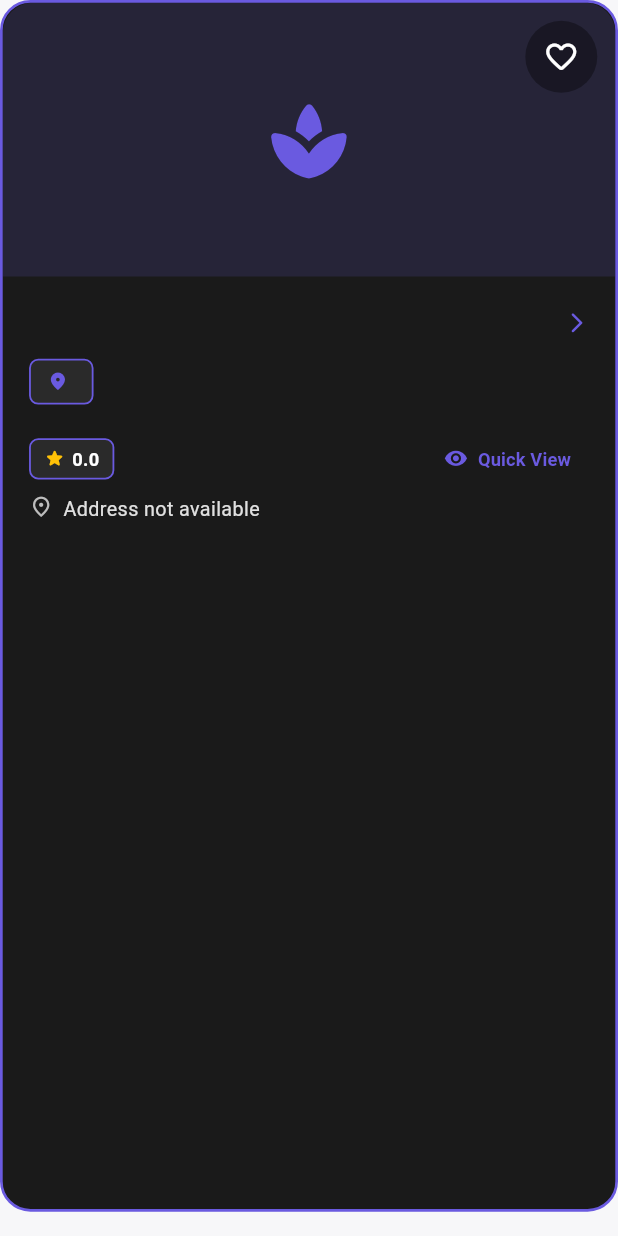
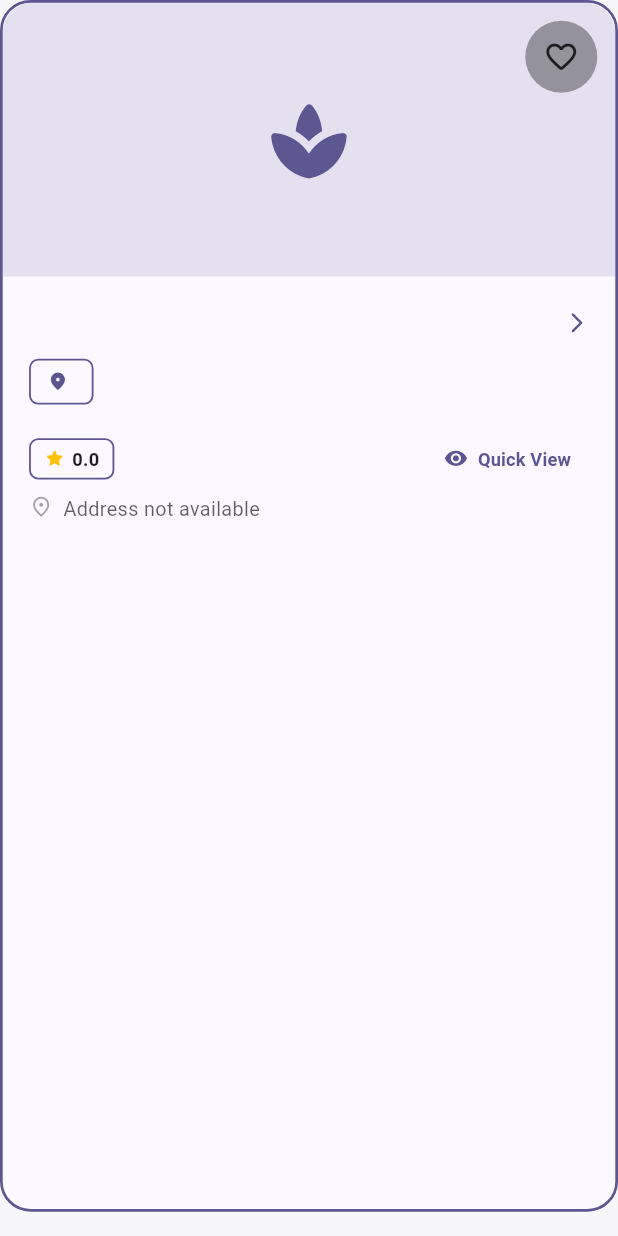
Before and after one commit to avrsoftdev/bookmyspa, a Flutter app: the SpaCard widget shown alone on an empty page, opened directly with empty values, on a phone screen of 412 x 824 dp. Run offline on Flutter 3.47's test engine with Material 3 defaults, Android fonts, the phone set to English and light mode, and no system bars; our stand-ins replace cloud_firestore, equatable, firebase_auth, firebase_core, firebase_storage, flutter_bloc and 7 more; missing offline and left inert: firebase_app_check; accounts and stored records are empty; network calls fail.

Commit message:
Fixed Theme inconsistent issue

```diff
--- a/lib/src/features/spa_browse/presentation/pages/category_spa_list_page.dart
+++ b/lib/src/features/spa_browse/presentation/pages/category_spa_list_page.dart
@@ -23,17 +23,17 @@ class CategorySpaListPage extends StatelessWidget {
     final useCase = sl.get<StreamSpasByCategoryUseCase>();
 
     return Scaffold(
-      backgroundColor: const Color(0xFF0F0F0F),
+      backgroundColor: Theme.of(context).colorScheme.background,
       appBar: AppBar(
         title: Text(
           category,
           style: TextStyle(
             fontWeight: FontWeight.w600,
             fontSize: 20.sp,
-            color: Colors.white,
+            color: Theme.of(context).colorScheme.onPrimary,
           ),
         ),
-        backgroundColor: AppColors.primary,
+        backgroundColor: Theme.of(context).colorScheme.primary,
         elevation: 0,
         centerTitle: true,
       ),
@@ -46,13 +46,13 @@ class CategorySpaListPage extends StatelessWidget {
                 mainAxisAlignment: MainAxisAlignment.center,
                 children: [
                   CircularProgressIndicator(
-                    color: Colors.deepPurple,
+                    color: Theme.of(context).colorScheme.primary,
                     strokeWidth: 3,
                   ),
                   SizedBox(height: 16.h),
                   Text(
                     'Loading spas...',
-                    style: TextStyle(color: Colors.grey[600], fontSize: 14.sp),
+                    style: TextStyle(color: Theme.of(context).colorScheme.onSurface.withOpacity(0.6), fontSize: 14.sp),
                   ),
                 ],
               ),
@@ -74,7 +74,7 @@ class CategorySpaListPage extends StatelessWidget {
                     style: TextStyle(
                       fontSize: 16.sp,
                       fontWeight: FontWeight.w600,
-                      color: Colors.black87,
+                      color: Theme.of(context).colorScheme.onSurface,
                     ),
                   ),
                   SizedBox(height: 8.h),
@@ -85,7 +85,7 @@ class CategorySpaListPage extends StatelessWidget {
                       textAlign: TextAlign.center,
                       style: TextStyle(
                         fontSize: 13.sp,
-                        color: Colors.grey[600],
+                        color: Theme.of(context).colorScheme.onSurface.withOpacity(0.6),
                       ),
                     ),
                   ),
@@ -118,13 +118,13 @@ class CategorySpaListPage extends StatelessWidget {
                     style: TextStyle(
                       fontSize: 18.sp,
                       fontWeight: FontWeight.w600,
-                      color: Colors.black87,
+                      color: Theme.of(context).colorScheme.onSurface,
                     ),
                   ),
                   SizedBox(height: 8.h),
                   Text(
                     'No spas available in $category category',
-                    style: TextStyle(fontSize: 14.sp, color: Colors.grey[600]),
+                    style: TextStyle(fontSize: 14.sp, color: Theme.of(context).colorScheme.onSurface.withOpacity(0.6)),
                   ),
                 ],
               ),
@@ -137,7 +137,7 @@ class CategorySpaListPage extends StatelessWidget {
                 width: double.infinity,
                 padding: EdgeInsets.fromLTRB(20.w, 16.h, 20.w, 12.h),
                 decoration: BoxDecoration(
-                  color: Colors.deepPurple,
+                  color: Theme.of(context).colorScheme.primary,
                   borderRadius: BorderRadius.only(
                     bottomLeft: Radius.circular(24.r),
                     bottomRight: Radius.circular(24.r),
@@ -148,7 +148,7 @@ class CategorySpaListPage extends StatelessWidget {
                   style: TextStyle(
                     fontSize: 14.sp,
                     fontWeight: FontWeight.w500,
-                    color: Colors.white.withOpacity(0.9),
+                    color: Theme.of(context).colorScheme.onPrimary.withOpacity(0.9),
                   ),
                 ),
               ),
@@ -229,11 +229,11 @@ class _SpaCardState extends State<SpaCard> with SingleTickerProviderStateMixin {
         child: Container(
           margin: EdgeInsets.only(bottom: 16.h),
           decoration: BoxDecoration(
-            color: const Color(0xFF1A1A1A), // DARK CARD BACKGROUND
+            color: Theme.of(context).colorScheme.surface,
             borderRadius: BorderRadius.circular(20.r),
 
             // PRIMARY OUTLINE
-            border: Border.all(color: AppColors.primary, width: 1.8),
+            border: Border.all(color: Theme.of(context).colorScheme.primary, width: 1.8),
           ),
           child: InkWell(
             borderRadius: BorderRadius.circular(20.r),
@@ -266,12 +266,12 @@ class _SpaCardState extends State<SpaCard> with SingleTickerProviderStateMixin {
                             )
                           : Container(
                               height: 180.h,
-                              color: AppColors.primary.withOpacity(0.15),
+                              color: Theme.of(context).colorScheme.primary.withOpacity(0.15),
                               alignment: Alignment.center,
                               child: Icon(
                                 Icons.spa_rounded,
                                 size: 60.sp,
-                                color: AppColors.primary,
+                                color: Theme.of(context).colorScheme.primary,
                               ),
                             ),
                     ),
@@ -290,7 +290,7 @@ class _SpaCardState extends State<SpaCard> with SingleTickerProviderStateMixin {
                                 isFav
                                     ? Icons.favorite_rounded
                                     : Icons.favorite_border_rounded,
-                                color: isFav ? AppColors.primary : Colors.white,
+                                color: isFav ? Theme.of(context).colorScheme.primary : Theme.of(context).colorScheme.onSurface,
                               ),
                               onPressed: () async {
                                 try {
@@ -331,14 +331,14 @@ class _SpaCardState extends State<SpaCard> with SingleTickerProviderStateMixin {
                               style: TextStyle(
                                 fontSize: 18.sp,
                                 fontWeight: FontWeight.w700,
-                                color: Colors.white, // WHITE TEXT
+                                color: Theme.of(context).colorScheme.onSurface,
                               ),
                             ),
                           ),
                           Icon(
                             Icons.arrow_forward_ios_rounded,
                             size: 16.sp,
-                            color: AppColors.primary,
+                            color: Theme.of(context).colorScheme.primary,
                           ),
                         ],
                       ),
@@ -352,10 +352,10 @@ class _SpaCardState extends State<SpaCard> with SingleTickerProviderStateMixin {
                           vertical: 5.h,
                         ),
                         decoration: BoxDecoration(
-                          color: const Color(0xFF2A2A2A),
+                          color: Theme.of(context).colorScheme.surface,
                           borderRadius: BorderRadius.circular(6.r),
                           border: Border.all(
-                            color: AppColors.primary,
+                            color: Theme.of(context).colorScheme.primary,
                             width: 1.2,
                           ),
                         ),
@@ -365,14 +365,14 @@ class _SpaCardState extends State<SpaCard> with SingleTickerProviderStateMixin {
                             Icon(
                               Icons.location_on_rounded,
                               size: 14.sp,
-                              color: AppColors.primary,
+                              color: Theme.of(context).colorScheme.primary,
                             ),
                             SizedBox(width: 4.w),
                             Text(
                               spa.city,
                               style: TextStyle(
                                 fontSize: 12.sp,
-                                color: Colors.white,
+                                color: Theme.of(context).colorScheme.onSurface,
                                 fontWeight: FontWeight.w600,
                               ),
                             ),
@@ -390,10 +390,10 @@ class _SpaCardState extends State<SpaCard> with SingleTickerProviderStateMixin {
                               vertical: 4.h,
                             ),
                             decoration: BoxDecoration(
-                              color: const Color(0xFF2A2A2A),
+                              color: Theme.of(context).colorScheme.surface,
                               borderRadius: BorderRadius.circular(6.r),
                               border: Border.all(
-                                color: AppColors.primary,
+                                color: Theme.of(context).colorScheme.primary,
                                 width: 1.2,
                               ),
                             ),
@@ -412,7 +412,7 @@ class _SpaCardState extends State<SpaCard> with SingleTickerProviderStateMixin {
                                       : 'No rating',
                                   style: TextStyle(
                                     fontSize: 12.sp,
-                                    color: Colors.white,
+                                    color: Theme.of(context).colorScheme.onSurface,
                                     fontWeight: FontWeight.w600,
                                   ),
                                 ),
@@ -429,7 +429,7 @@ class _SpaCardState extends State<SpaCard> with SingleTickerProviderStateMixin {
                               );
                             },
                             style: TextButton.styleFrom(
-                              foregroundColor: AppColors.primary,
+                              foregroundColor: Theme.of(context).colorScheme.primary,
                             ),
                             child: Row(
                               mainAxisSize: MainAxisSize.min,
@@ -437,7 +437,7 @@ class _SpaCardState extends State<SpaCard> with SingleTickerProviderStateMixin {
                                 Icon(
                                   Icons.visibility_rounded,
                                   size: 16.sp,
-                                  color: AppColors.primary,
+                                  color: Theme.of(context).colorScheme.primary,
                                 ),
                                 SizedBox(width: 6.w),
                                 Text(
@@ -460,7 +460,7 @@ class _SpaCardState extends State<SpaCard> with SingleTickerProviderStateMixin {
                           Icon(
                             Icons.place_outlined,
                             size: 16.sp,
-                            color: Colors.grey[400],
+                            color: Theme.of(context).colorScheme.onSurface.withOpacity(0.4),
                           ),
                           SizedBox(width: 6.w),
                           Expanded(
@@ -473,7 +473,7 @@ class _SpaCardState extends State<SpaCard> with SingleTickerProviderStateMixin {
                               style: TextStyle(
                                 fontSize: 13.sp,
                                 height: 1.4,
-                                color: Colors.grey[300], // LIGHT GREY TEXT
+                                color: Theme.of(context).colorScheme.onSurface.withOpacity(0.7),
                               ),
                             ),
                           ),
```
Also changed, not shown: lib/src/features/location/presentation/widgets/spa_search_field.dart (+10 -10 lines), lib/src/features/spa_browse/presentation/pages/category_subcategories_page.dart (+20 -18 lines), lib/src/features/spa_browse/presentation/pages/favorites_page.dart (+24 -24 lines), lib/src/features/spa_browse/presentation/pages/spa_detail_page.dart (+66 -28 lines), lib/src/features/spa_browse/presentation/pages/spa_services_page.dart (+24 -24 lines), lib/src/features/spa_browse/presentation/pages/subcategory_spa_list_page.dart (+10 -10 lines).
